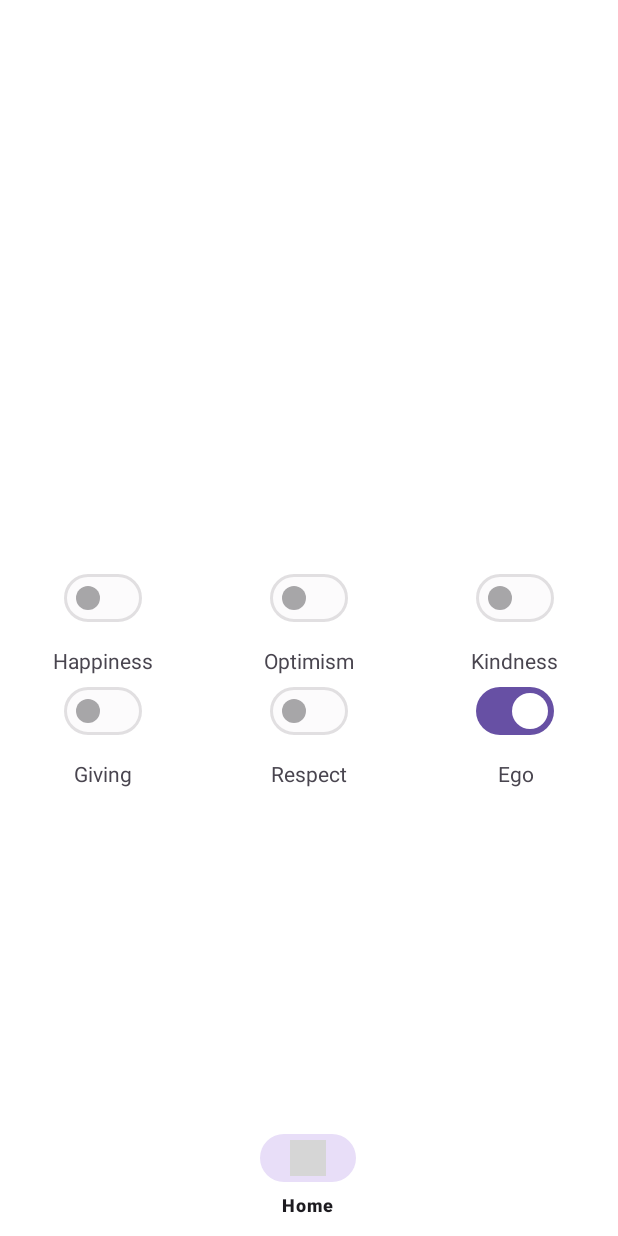
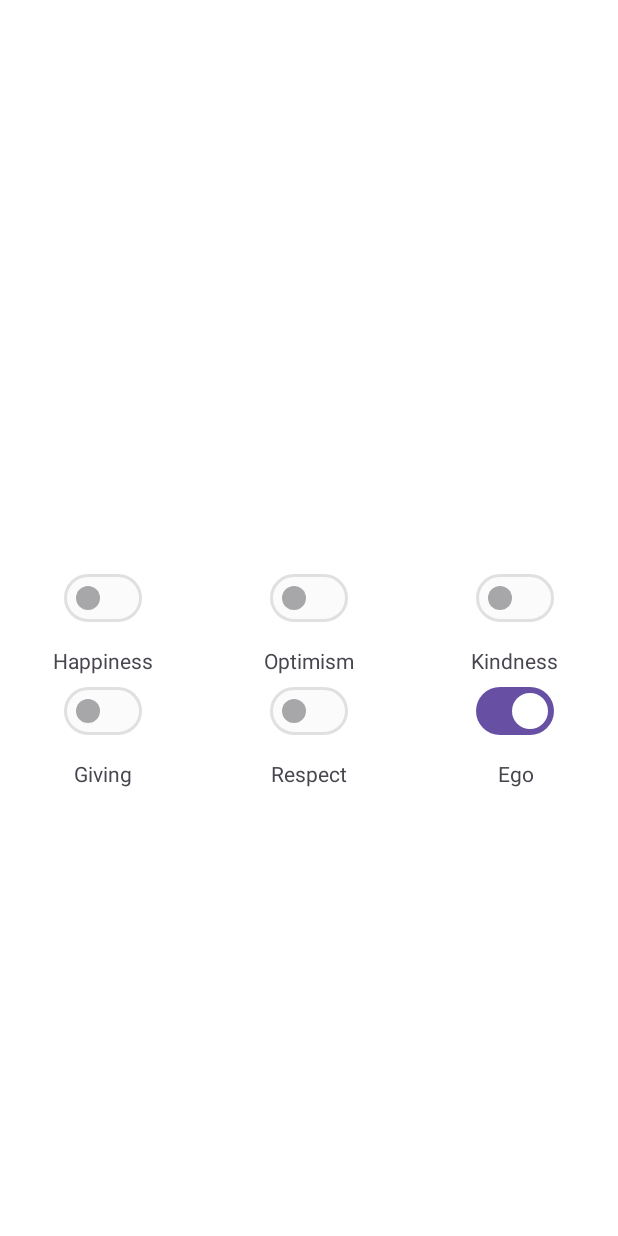
Before and after one commit to bengisusaahin/Mindset, an Android app: the screen it shows after launch (MainActivity), on a phone screen of 412 x 824 dp. Run offline under Robolectric (Android 15) with nearby library versions, the phone set to English and light mode, and no system bars; grey boxes are pictures that could not be loaded.

Commit message:
feat: added dynamic bottom navigation bar according to switch states

```diff
--- a/app/src/main/java/com/bengisusahin/mindset/HomeFragment.kt
+++ b/app/src/main/java/com/bengisusahin/mindset/HomeFragment.kt
@@ -3,6 +3,7 @@ package com.bengisusahin.mindset
 import android.os.Bundle
 import androidx.fragment.app.Fragment
 import android.view.LayoutInflater
+import android.view.Menu
 import android.view.View
 import android.view.ViewGroup
 import com.bengisusahin.mindset.databinding.FragmentHomeBinding
@@ -28,10 +29,13 @@ class HomeFragment : Fragment() {
         binding.switchEgo.isChecked = true
         updateSwitchesState()
 
+        (activity as MainActivity).binding.bottomNavigation.visibility =
+            if (binding.switchEgo.isChecked) View.GONE else View.VISIBLE
+
         binding.switchEgo.setOnCheckedChangeListener { _, isChecked ->
             updateSwitchesState()
             (activity as MainActivity).binding.bottomNavigation.visibility =
-                if (isChecked) View.VISIBLE else View.GONE
+                if (isChecked) View.GONE else View.VISIBLE
         }
     }
 
@@ -39,21 +43,36 @@ class HomeFragment : Fragment() {
         val isEgoChecked = binding.switchEgo.isChecked
 
         binding.apply {
-            val switches = listOf(switchHappiness, switchOptimism, switchKindness, switchGiving, switchRespect)
+            val switches = listOf(
+                Triple(switchHappiness, R.drawable.ic_happiness, getString(R.string.happiness)),
+                Triple(switchOptimism, R.drawable.ic_optimism, getString(R.string.optimism)),
+                Triple(switchKindness, R.drawable.ic_kindness, getString(R.string.kindness)),
+                Triple(switchGiving, R.drawable.ic_giving, getString(R.string.giving)),
+                Triple(switchRespect, R.drawable.ic_respect, getString(R.string.respect))
+            )
 
             // Enable/disable switches based on Ego switch state
-            switches.forEach { switch ->
+            switches.forEach { (switch, iconResId, title) ->
+                switch.setOnCheckedChangeListener(null)
+
                 switch.isChecked = false
                 switch.isEnabled = !isEgoChecked
+
+                switch.setOnCheckedChangeListener { _, isChecked ->
+                    val bottomNavigationView = (activity as MainActivity).binding.bottomNavigation
+                    if (isChecked) {
+                        bottomNavigationView.menu.add(Menu.NONE, switch.id, Menu.NONE, title)
+                            .setIcon(iconResId)
+                    } else {
+                        bottomNavigationView.menu.removeItem(switch.id)
+                    }
+                }
             }
         }
-
     }
 
     override fun onDestroyView() {
         super.onDestroyView()
         _binding = null
     }
-
-
 }
```
